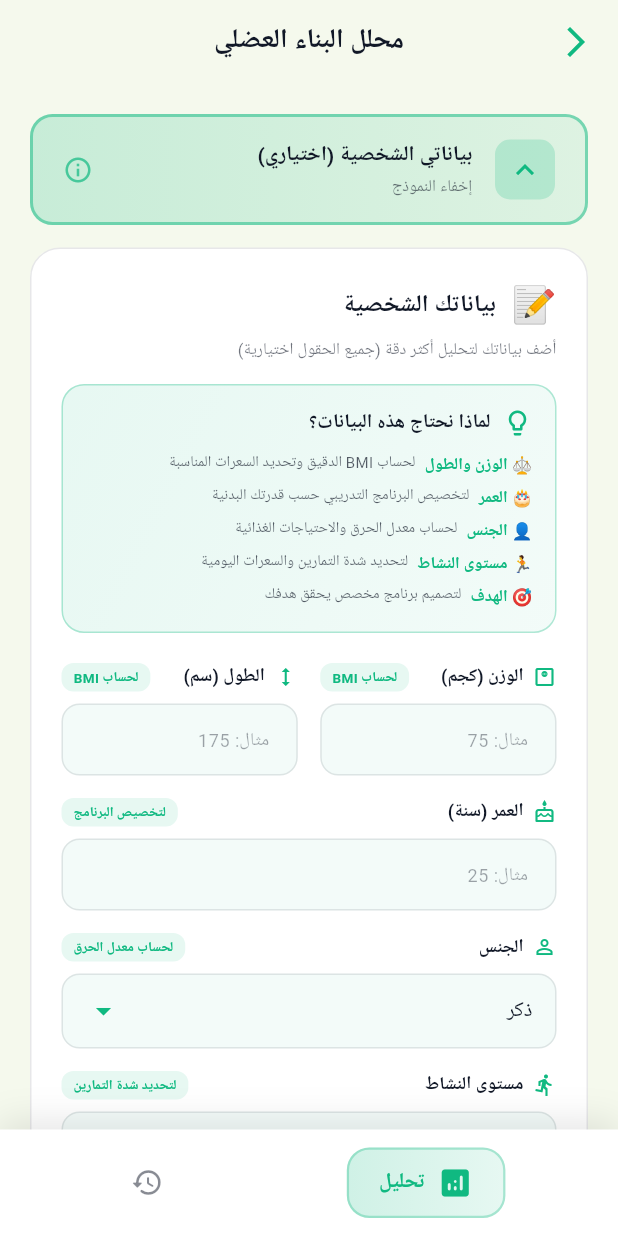
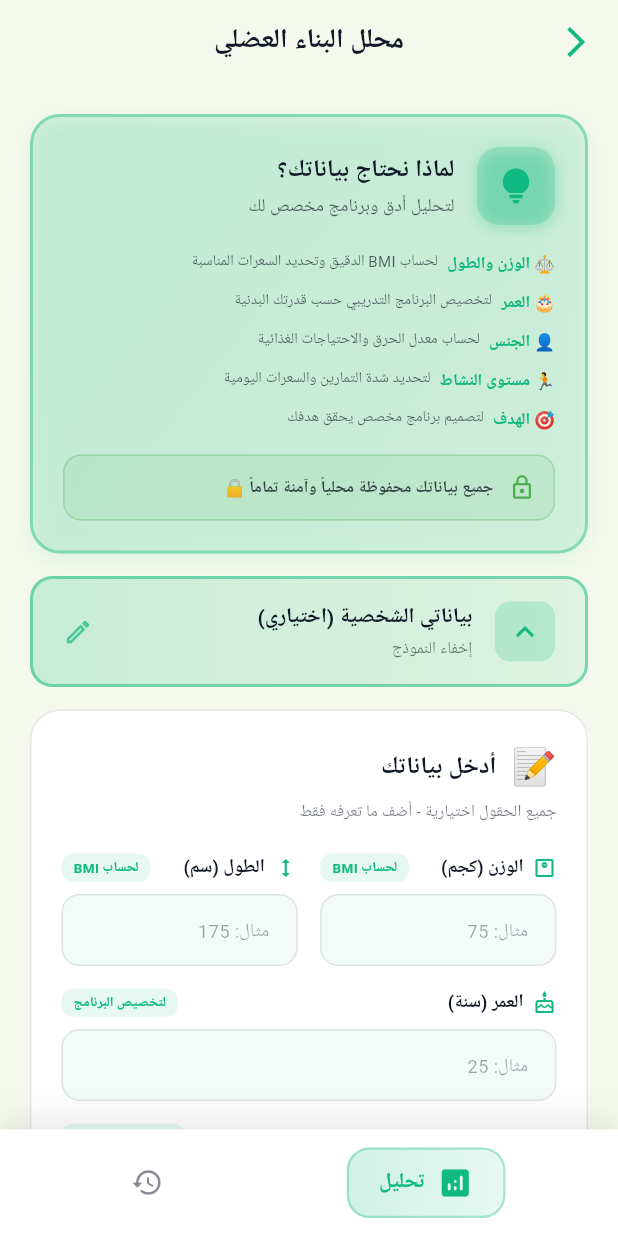
Before and after one commit to kkkrraamm/aldlma, a Flutter app: the AIFitnessAnalyzerPage screen opened directly, after a tap on "بياناتي الشخصية (اختياري)", on a phone screen of 412 x 824 dp. Run offline on Flutter 3.47's test engine with Material 3 defaults, Android fonts, the phone set to English and light mode, and no system bars; our stand-ins replace cached_network_image, device_info_plus, firebase_core, firebase_messaging, fl_chart, flutter_local_notifications and 6 more; accounts and stored records are empty; network calls fail; Roboto replaces fonts that are missing (Cairo).

Commit message:
Make info card always visible with professional design
Major changes:
- Info card now always visible at the top
- Beautiful gradient background with shadow
- Large lightbulb icon with glow effect
- Clear explanations for each data field
- Added privacy badge (data stored locally)
- Separated info card from form fields
- Toggle button only shows/hides input fields

Design improvements:
- Gradient: primaryColor 15% to 8%
- Border: 2px with primaryColor 40%
- Box shadow for depth
- Icon with shadow and rounded background
- Green privacy badge with lock icon
- Professional spacing and typography

User experience:
- User sees why data is needed immediately
- No need to expand to understand
- Clear privacy assurance
- Professional and trustworthy appearance

```diff
--- a/lib/ai_fitness_analyzer.dart
+++ b/lib/ai_fitness_analyzer.dart
@@ -341,6 +341,11 @@ class _AIFitnessAnalyzerPageState extends State<AIFitnessAnalyzerPage> with Sing
       padding: const EdgeInsets.all(20),
       child: Column(
         children: [
+          // Info Card - Always Visible
+          _buildInfoCard(theme, primaryColor, isDark),
+
+          const SizedBox(height: 15),
+
           // User Data Form Toggle Button
           _buildUserDataToggleButton(theme, primaryColor, isDark),
 
@@ -348,7 +353,7 @@ class _AIFitnessAnalyzerPageState extends State<AIFitnessAnalyzerPage> with Sing
 
           // User Data Form (اختياري)
           if (_showUserDataForm) ...[
-            _buildUserDataForm(theme, primaryColor, isDark),
+            _buildUserDataFormFields(theme, primaryColor, isDark),
             const SizedBox(height: 20),
           ],
 
@@ -363,6 +368,123 @@ class _AIFitnessAnalyzerPageState extends State<AIFitnessAnalyzerPage> with Sing
 
           // Analysis Result - دائماً ظاهر
           _buildAnalysisResult(theme, primaryColor, isDark),
+        ],
+      ),
+    );
+  }
+
+  Widget _buildInfoCard(ThemeConfig theme, Color primaryColor, bool isDark) {
+    return Container(
+      padding: const EdgeInsets.all(20),
+      decoration: BoxDecoration(
+        gradient: LinearGradient(
+          begin: Alignment.topLeft,
+          end: Alignment.bottomRight,
+          colors: [
+            primaryColor.withOpacity(0.15),
+            primaryColor.withOpacity(0.08),
+          ],
+        ),
+        borderRadius: BorderRadius.circular(20),
+        border: Border.all(
+          color: primaryColor.withOpacity(0.4),
+          width: 2,
+        ),
+        boxShadow: [
+          BoxShadow(
+            color: primaryColor.withOpacity(0.1),
+            blurRadius: 10,
+            offset: const Offset(0, 4),
+          ),
+        ],
+      ),
+      child: Column(
+        crossAxisAlignment: CrossAxisAlignment.start,
+        children: [
+          Row(
+            children: [
+              Container(
+                padding: const EdgeInsets.all(12),
+                decoration: BoxDecoration(
+                  color: primaryColor.withOpacity(0.2),
+                  borderRadius: BorderRadius.circular(15),
+                  boxShadow: [
+                    BoxShadow(
+                      color: primaryColor.withOpacity(0.3),
+                      blurRadius: 8,
+                      offset: const Offset(0, 2),
+                    ),
+                  ],
+                ),
+                child: Icon(
+                  Icons.lightbulb_rounded,
+                  color: primaryColor,
+                  size: 28,
+                ),
+              ),
+              const SizedBox(width: 15),
+              Expanded(
+                child: Column(
+                  crossAxisAlignment: CrossAxisAlignment.start,
+                  children: [
+                    Text(
+                      'لماذا نحتاج بياناتك؟',
+                      style: GoogleFonts.cairo(
+                        fontSize: 16,
+                        fontWeight: FontWeight.bold,
+                        color: theme.textPrimaryColor,
+                      ),
+                    ),
+                    const SizedBox(height: 4),
+                    Text(
+                      'لتحليل أدق وبرنامج مخصص لك',
+                      style: GoogleFonts.cairo(
+                        fontSize: 12,
+                        color: theme.textPrimaryColor.withOpacity(0.7),
+                      ),
+                    ),
+                  ],
+                ),
+              ),
+            ],
+          ),
+          const SizedBox(height: 18),
+          _buildInfoItem('⚖️ الوزن والطول', 'لحساب BMI الدقيق وتحديد السعرات المناسبة', theme, primaryColor),
+          const SizedBox(height: 10),
+          _buildInfoItem('🎂 العمر', 'لتخصيص البرنامج التدريبي حسب قدرتك البدنية', theme, primaryColor),
+          const SizedBox(height: 10),
+          _buildInfoItem('👤 الجنس', 'لحساب معدل الحرق والاحتياجات الغذائية', theme, primaryColor),
+          const SizedBox(height: 10),
+          _buildInfoItem('🏃 مستوى النشاط', 'لتحديد شدة التمارين والسعرات اليومية', theme, primaryColor),
+          const SizedBox(height: 10),
+          _buildInfoItem('🎯 الهدف', 'لتصميم برنامج مخصص يحقق هدفك', theme, primaryColor),
+          const SizedBox(height: 15),
+          Container(
+            padding: const EdgeInsets.all(12),
+            decoration: BoxDecoration(
+              color: Colors.green.withOpacity(0.1),
+              borderRadius: BorderRadius.circular(12),
+              border: Border.all(
+                color: Colors.green.withOpacity(0.3),
+              ),
+            ),
+            child: Row(
+              children: [
+                Icon(Icons.lock_outline, color: Colors.green, size: 18),
+                const SizedBox(width: 10),
+                Expanded(
+                  child: Text(
+                    'جميع بياناتك محفوظة محلياً وآمنة تماماً 🔒',
+                    style: GoogleFonts.cairo(
+                      fontSize: 11,
+                      color: theme.textPrimaryColor.withOpacity(0.8),
+                      fontWeight: FontWeight.w600,
+                    ),
+                  ),
+                ),
+              ],
+            ),
+          ),
         ],
       ),
     );
@@ -430,7 +552,7 @@ class _AIFitnessAnalyzerPageState extends State<AIFitnessAnalyzerPage> with Sing
               ),
             ),
             Icon(
-              Icons.info_outline,
+              Icons.edit_outlined,
               color: primaryColor.withOpacity(0.7),
               size: 20,
             ),
@@ -440,7 +562,7 @@ class _AIFitnessAnalyzerPageState extends State<AIFitnessAnalyzerPage> with Sing
     );
   }
 
-  Widget _buildUserDataForm(ThemeConfig theme, Color primaryColor, bool isDark) {
+  Widget _buildUserDataFormFields(ThemeConfig theme, Color primaryColor, bool isDark) {
     return Container(
       padding: const EdgeInsets.all(20),
       decoration: BoxDecoration(
@@ -460,7 +582,7 @@ class _AIFitnessAnalyzerPageState extends State<AIFitnessAnalyzerPage> with Sing
               const SizedBox(width: 10),
               Expanded(
                 child: Text(
-                  'بياناتك الشخصية',
+                  'أدخل بياناتك',
                   style: GoogleFonts.cairo(
                     fontSize: 16,
                     fontWeight: FontWeight.bold,
@@ -472,60 +594,10 @@ class _AIFitnessAnalyzerPageState extends State<AIFitnessAnalyzerPage> with Sing
           ),
           const SizedBox(height: 5),
           Text(
-            'أضف بياناتك لتحليل أكثر دقة (جميع الحقول اختيارية)',
+            'جميع الحقول اختيارية - أضف ما تعرفه فقط',
             style: GoogleFonts.cairo(
               fontSize: 11,
               color: theme.textPrimaryColor.withOpacity(0.6),
-            ),
-          ),
-
-          const SizedBox(height: 15),
-
-          // Info Card - لماذا نحتاج هذه البيانات؟
-          Container(
-            padding: const EdgeInsets.all(15),
-            decoration: BoxDecoration(
-              gradient: LinearGradient(
-                begin: Alignment.topLeft,
-                end: Alignment.bottomRight,
-                colors: [
-                  primaryColor.withOpacity(0.1),
-                  primaryColor.withOpacity(0.05),
-                ],
-              ),
-              borderRadius: BorderRadius.circular(15),
-              border: Border.all(
-                color: primaryColor.withOpacity(0.3),
-              ),
-            ),
-            child: Column(
-              crossAxisAlignment: CrossAxisAlignment.start,
-              children: [
-                Row(
-                  children: [
-                    Icon(Icons.lightbulb_outline, color: primaryColor, size: 20),
-                    const SizedBox(width: 8),
-                    Text(
-                      'لماذا نحتاج هذه البيانات؟',
-                      style: GoogleFonts.cairo(
-                        fontSize: 13,
-                        fontWeight: FontWeight.bold,
-                        color: theme.textPrimaryColor,
-                      ),
-                    ),
-                  ],
-                ),
-                const SizedBox(height: 10),
-                _buildInfoItem('⚖️ الوزن والطول', 'لحساب BMI الدقيق وتحديد السعرات المناسبة', theme, primaryColor),
-                const SizedBox(height: 6),
-                _buildInfoItem('🎂 العمر', 'لتخصيص البرنامج التدريبي حسب قدرتك البدنية', theme, primaryColor),
-                const SizedBox(height: 6),
-                _buildInfoItem('👤 الجنس', 'لحساب معدل الحرق والاحتياجات الغذائية', theme, primaryColor),
-                const SizedBox(height: 6),
-                _buildInfoItem('🏃 مستوى النشاط', 'لتحديد شدة التمارين والسعرات اليومية', theme, primaryColor),
-                const SizedBox(height: 6),
-                _buildInfoItem('🎯 الهدف', 'لتصميم برنامج مخصص يحقق هدفك', theme, primaryColor),
-              ],
             ),
           ),
 
```
